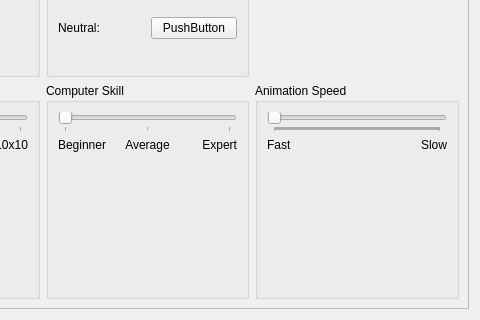
Qt form settings.ui (KDE/kjumpingcube) before a commit; both pictures show x 185 to 665 and y 161 to 481 of the 665 by 481 pixel window.
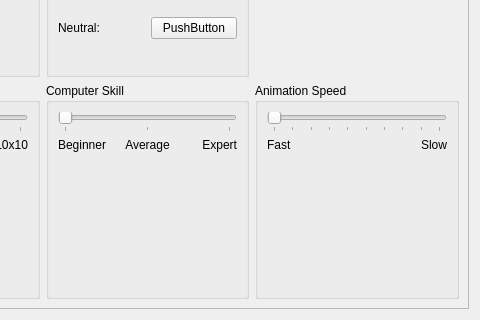
The same form after that commit. Custom widgets are drawn as their Qt base class.

Commit message: Add ticks to the animation-speed slider. Make the animation-time go in fixed steps of 150 msec up to 1.5 sec.

```diff
--- a/settings.ui
+++ b/settings.ui
@@ -29,25 +29,25 @@
          <bool>false</bool>
         </property>
         <layout class="QGridLayout" name="_3">
-         <property name="margin">
-          <number>9</number>
-         </property>
-         <property name="spacing">
-          <number>6</number>
-         </property>
          <item row="0" column="0" colspan="3">
           <widget class="QSlider" name="kcfg_Speed">
            <property name="minimum">
-            <number>150</number>
+            <number>1</number>
            </property>
            <property name="maximum">
-            <number>1500</number>
+            <number>10</number>
+           </property>
+           <property name="singleStep">
+            <number>1</number>
            </property>
            <property name="pageStep">
-            <number>0</number>
+            <number>1</number>
+           </property>
+           <property name="value">
+            <number>1</number>
            </property>
            <property name="sliderPosition">
-            <number>150</number>
+            <number>1</number>
            </property>
            <property name="orientation">
             <enum>Qt::Horizontal</enum>
@@ -58,6 +58,9 @@
            <property name="tickPosition">
             <enum>QSlider::TicksBelow</enum>
            </property>
+           <property name="tickInterval">
+            <number>0</number>
+           </property>
           </widget>
          </item>
          <item row="4" column="0">
```
Left out of the diff: 24 changed lines with no effect on the pictures. The commit also changes 2 other files.
